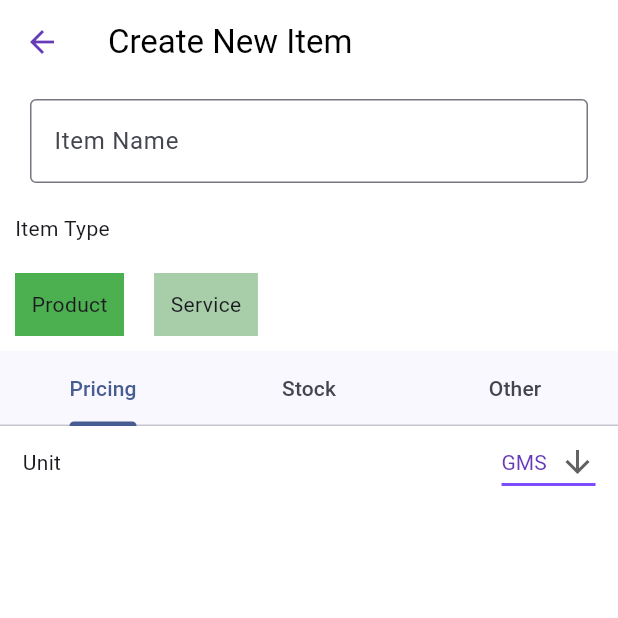
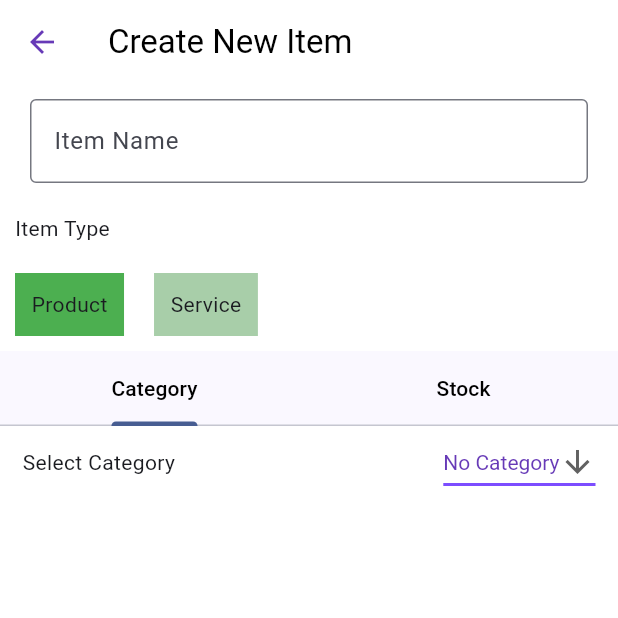
Before and after one commit to VythonDeveloper/jeweller_billbook, a Flutter app: the CreateItemUi screen opened directly, on a phone screen of 412 x 824 dp, the top half of it. Run offline on Flutter 3.47's test engine with Material 2 defaults, Android fonts, the phone set to English and light mode, and no system bars; our stand-ins replace flutter_svg, page_transition.

```diff
--- a/lib/Home/home.dart
+++ b/lib/Home/home.dart
@@ -69,7 +69,7 @@ class _HomePageState extends State<HomePage> {
           ),
         ),
         BottomNavigationBarItem(
-          label: 'Stock Entry',
+          label: 'More',
           icon: SvgPicture.asset(
             './lib/assets/icons/more.svg',
             color: _selectedbottomNavIndex == 2
--- a/lib/Items/createitem.dart
+++ b/lib/Items/createitem.dart
@@ -7,23 +7,16 @@ class CreateItemUi extends StatefulWidget {
   State<CreateItemUi> createState() => _CreateItemUiState();
 }
 
-class _CreateItemUiState extends State<CreateItemUi>
-    with SingleTickerProviderStateMixin {
+class _CreateItemUiState extends State<CreateItemUi> {
+  List<String> categoryList = ['No Category', 'Gold', 'Silver'];
+  String _selectedCategory = "No Category";
   bool _lowStockToggle = false;
-  late TabController _tabController;
-  List<String> unitList = ['KGMS', 'GMS', "PCS"];
-  String _selectedUnit = "GMS";
-  @override
-  void initState() {
-    _tabController = new TabController(length: 2, vsync: this);
-    super.initState();
-  }
 
   String _selectedItemType = "Product";
   @override
   Widget build(BuildContext context) {
     return DefaultTabController(
-      length: 3,
+      length: 2,
       child: Scaffold(
         appBar: AppBar(
           backgroundColor: Colors.white,
@@ -115,13 +108,17 @@ class _CreateItemUiState extends State<CreateItemUi>
               bottom: TabBar(
                 tabs: [
                   Tab(
-                    text: "Pricing",
+                    // text: "Pricing",
+                    child: Text(
+                      "Category",
+                      style: TextStyle(color: Colors.black),
+                    ),
                   ),
                   Tab(
-                    text: "Stock",
-                  ),
-                  Tab(
-                    text: "Other",
+                    child: Text(
+                      "Stock",
+                      style: TextStyle(color: Colors.black),
+                    ),
                   ),
                 ],
               ),
@@ -130,9 +127,8 @@ class _CreateItemUiState extends State<CreateItemUi>
           Expanded(
             child: TabBarView(
               children: [
-                pricingTabBar(),
+                categoryTabBar(),
                 stockTabBar(),
-                otherTabBar(),
               ],
             ),
           ),
@@ -141,7 +137,7 @@ class _CreateItemUiState extends State<CreateItemUi>
     );
   }
 
-  Widget pricingTabBar() {
+  Widget categoryTabBar() {
     return Container(
       color: Colors.white,
       child: Column(
@@ -151,9 +147,9 @@ class _CreateItemUiState extends State<CreateItemUi>
             child: Row(
               mainAxisAlignment: MainAxisAlignment.spaceBetween,
               children: [
-                Text("Unit"),
+                Text("Select Category"),
                 DropdownButton<String>(
-                  value: _selectedUnit,
+                  value: _selectedCategory,
                   icon: const Icon(Icons.arrow_downward),
                   elevation: 16,
                   style: const TextStyle(color: Colors.deepPurple),
@@ -164,10 +160,11 @@ class _CreateItemUiState extends State<CreateItemUi>
                   onChanged: (String? value) {
                     // This is called when the user selects an item.
                     setState(() {
-                      _selectedUnit = value!;
+                      _selectedCategory = value!;
                     });
                   },
-                  items: unitList.map<DropdownMenuItem<String>>((String value) {
+                  items: categoryList
+                      .map<DropdownMenuItem<String>>((String value) {
                     return DropdownMenuItem<String>(
                       value: value,
                       child: Text(value),
@@ -259,17 +256,4 @@ class _CreateItemUiState extends State<CreateItemUi>
       ),
     );
   }
-
-  Widget otherTabBar() {
-    return Container(
-      color: Colors.white,
-      child: Column(
-        children: [
-          Row(
-            children: [Text("Unit")],
-          )
-        ],
-      ),
-    );
-  }
 }
--- a/lib/main.dart
+++ b/lib/main.dart
@@ -26,7 +26,7 @@ class MyApp extends StatelessWidget {
     );
     return MaterialApp(
       debugShowCheckedModeBanner: false,
-      title: 'Stockbook',
+      title: 'Jeweller BillBook',
       theme: ThemeData(
         colorSchemeSeed: Colors.blue.shade900,
         useMaterial3: true,
```
Also changed, not shown: lib/Home/items.dart (+30 -67 lines), 8 other files.
